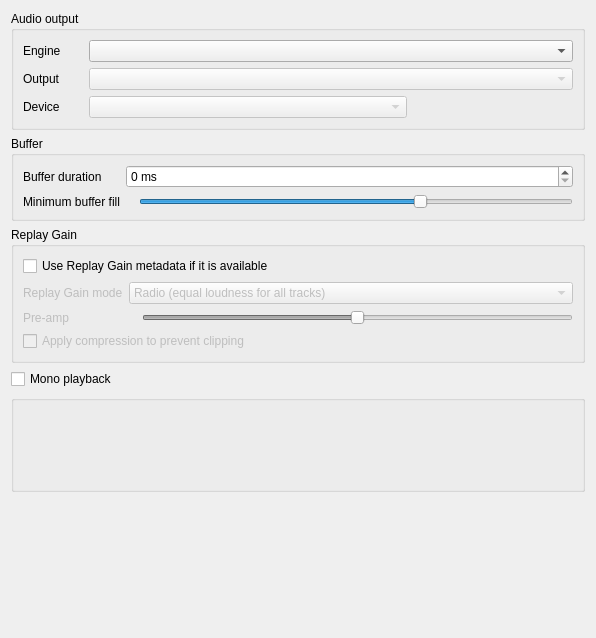
Before: the Qt Designer form src/settings/backendsettingspage.ui in strawberrymusicplayer/strawberry, drawn with Qt 5.
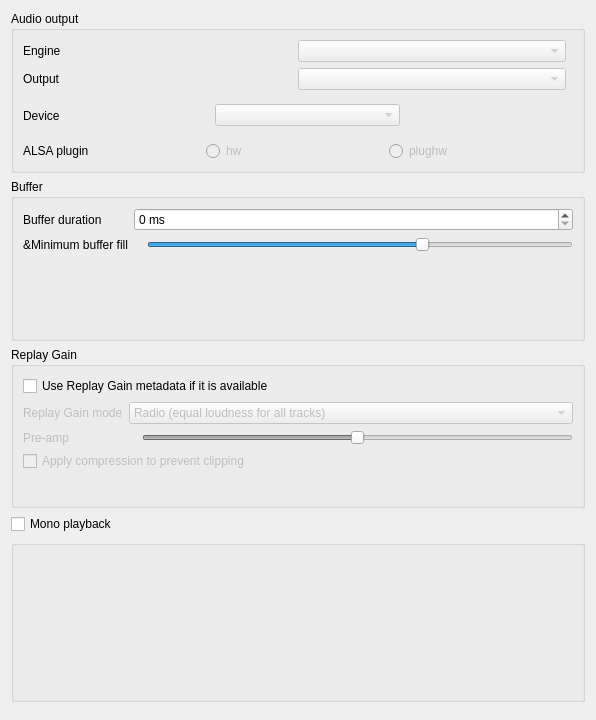
After: the same form once the commit is applied. Custom widgets are drawn as their Qt base class.

Commit message: Add support for both ALSA hw and plughw

```diff
--- a/src/settings/backendsettingspage.ui
+++ b/src/settings/backendsettingspage.ui
@@ -7,7 +7,7 @@
     <x>0</x>
     <y>0</y>
     <width>596</width>
-    <height>638</height>
+    <height>720</height>
    </rect>
   </property>
   <property name="windowTitle">
@@ -19,15 +19,14 @@
      <property name="title">
       <string>Audio output</string>
      </property>
-     <layout class="QFormLayout" name="formLayout_3">
-      <property name="fieldGrowthPolicy">
-       <enum>QFormLayout::AllNonFixedFieldsGrow</enum>
-      </property>
-      <item row="0" column="0">
+     <layout class="QVBoxLayout" name="verticalLayout">
+      <item>
+       <layout class="QHBoxLayout" name="horizontalLayout_engine">
+        <item>
        <widget class="QLabel" name="label_engine">
         <property name="minimumSize">
          <size>
-          <width>60</width>
+            <width>90</width>
           <height>0</height>
          </size>
         </property>
@@ -36,17 +35,29 @@
         </property>
        </widget>
       </item>
-      <item row="0" column="1">
-       <widget class="QComboBox" name="combobox_engine"/>
-      </item>
-      <item row="1" column="0">
+        <item>
+         <widget class="QComboBox" name="combobox_engine">
+          <property name="enabled">
+           <bool>false</bool>
+          </property>
+         </widget>
+        </item>
+        <item>
+         <spacer name="spacer_engine">
+          <property name="orientation">
+           <enum>Qt::Horizontal</enum>
+          </property>
+         </spacer>
+        </item>
+       </layout>
+      </item>
+      <item>
+       <layout class="QHBoxLayout" name="horizontalLayout_output">
+        <item>
        <widget class="QLabel" name="label_output">
-        <property name="enabled">
-         <bool>true</bool>
-        </property>
         <property name="minimumSize">
          <size>
-          <width>60</width>
+            <width>90</width>
           <height>0</height>
          </size>
         </property>
@@ -55,21 +66,29 @@
         </property>
        </widget>
       </item>
-      <item row="1" column="1">
+        <item>
        <widget class="QComboBox" name="combobox_output">
         <property name="enabled">
          <bool>false</bool>
         </property>
        </widget>
       </item>
-      <item row="3" column="0">
+        <item>
+         <spacer name="spacer_output">
+          <property name="orientation">
+           <enum>Qt::Horizontal</enum>
+          </property>
+         </spacer>
+        </item>
+       </layout>
+      </item>
+      <item>
+       <layout class="QHBoxLayout" name="horizontalLayout_device" stretch="0,0,0,0">
+        <item>
        <widget class="QLabel" name="label_device">
-        <property name="enabled">
-         <bool>true</bool>
-        </property>
         <property name="minimumSize">
          <size>
-          <width>60</width>
+            <width>90</width>
           <height>0</height>
          </size>
         </property>
@@ -78,8 +97,6 @@
         </property>
        </widget>
       </item>
-      <item row="3" column="1">
-       <layout class="QHBoxLayout" name="horizontalLayout_device" stretch="0,0">
         <item>
          <widget class="QComboBox" name="combobox_device">
           <property name="enabled">
@@ -92,6 +109,12 @@
           <property name="enabled">
            <bool>false</bool>
           </property>
+          <property name="minimumSize">
+           <size>
+            <width>90</width>
+            <height>0</height>
+           </size>
+          </property>
           <property name="maximumSize">
            <size>
             <width>160</width>
@@ -118,6 +141,69 @@
           </property>
          </widget>
         </item>
+        <item>
+         <spacer name="spacer_device">
+          <property name="orientation">
+           <enum>Qt::Horizontal</enum>
+          </property>
+         </spacer>
+        </item>
+       </layout>
+      </item>
+      <item>
+       <layout class="QHBoxLayout" name="horizontalLayout_alsaplugin">
+        <item>
+         <widget class="QLabel" name="label_alsaplugin">
+          <property name="minimumSize">
+           <size>
+            <width>90</width>
+            <height>0</height>
+           </size>
+          </property>
+          <property name="text">
+           <string>ALSA plugin</string>
+          </property>
+         </widget>
+        </item>
+        <item>
+         <widget class="QRadioButton" name="radiobutton_alsa_hw">
+          <property name="enabled">
+           <bool>false</bool>
+          </property>
+          <property name="minimumSize">
+           <size>
+            <width>0</width>
+            <height>20</height>
+           </size>
+          </property>
+          <property name="text">
+           <string>hw</string>
+          </property>
+         </widget>
+        </item>
+        <item>
+         <widget class="QRadioButton" name="radiobutton_alsa_plughw">
+          <property name="enabled">
+           <bool>false</bool>
+          </property>
+          <property name="minimumSize">
+           <size>
+            <width>0</width>
+            <height>20</height>
+           </size>
+          </property>
+          <property name="text">
+           <string>plughw</string>
+          </property>
+         </widget>
+        </item>
+        <item>
+         <spacer name="spacer_alsaplugin">
+          <property name="orientation">
+           <enum>Qt::Horizontal</enum>
+          </property>
+         </spacer>
+        </item>
        </layout>
       </item>
      </layout>
@@ -155,7 +241,7 @@
       <item row="2" column="0">
        <widget class="QLabel" name="label_bufferminfill">
         <property name="text">
-         <string>Minimum buffer fill</string>
+         <string>&amp;Minimum buffer fill</string>
         </property>
        </widget>
       </item>
@@ -370,12 +456,6 @@
      <property name="orientation">
       <enum>Qt::Vertical</enum>
      </property>
-     <property name="sizeHint" stdset="0">
-      <size>
-       <width>0</width>
-       <height>0</height>
-      </size>
-     </property>
     </spacer>
    </item>
   </layout>
```
Lines whose indentation alone changed are shown as unchanged. The commit also changes 13 other files.
